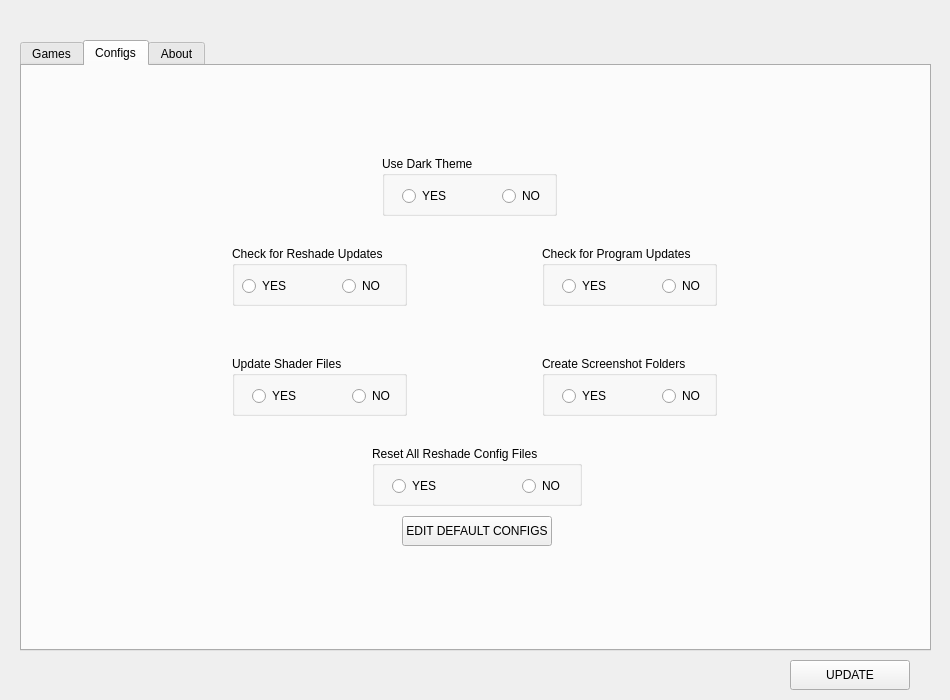
Qt form src/ui/main.ui (ddc/ReShadeUtils) before a commit.
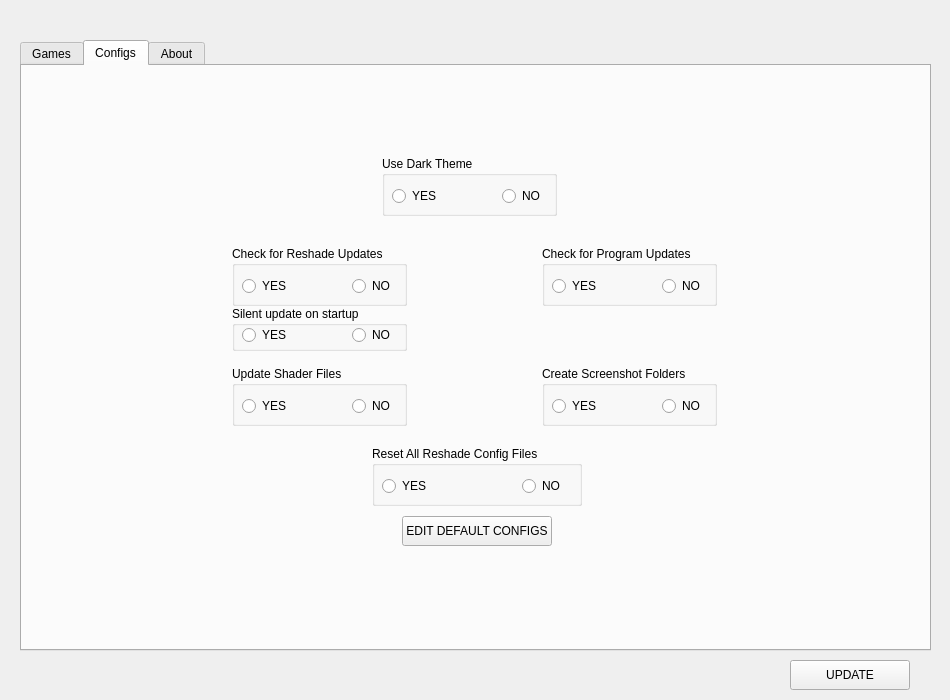
The same form after that commit. The open tabs and pages were chosen to show the change.

```diff
--- a/src/ui/main.ui
+++ b/src/ui/main.ui
@@ -402,7 +402,7 @@
      <property name="geometry">
       <rect>
        <x>210</x>
-       <y>290</y>
+       <y>300</y>
        <width>175</width>
        <height>60</height>
       </rect>
@@ -413,7 +413,7 @@
      <widget class="QRadioButton" name="yes_update_shaders_radioButton">
       <property name="geometry">
        <rect>
-        <x>20</x>
+        <x>10</x>
         <y>30</y>
         <width>50</width>
         <height>20</height>
@@ -452,7 +452,7 @@
      <widget class="QRadioButton" name="yes_check_program_updates_radioButton">
       <property name="geometry">
        <rect>
-        <x>20</x>
+        <x>10</x>
         <y>30</y>
         <width>50</width>
         <height>20</height>
@@ -491,7 +491,7 @@
      <widget class="QRadioButton" name="yes_dark_theme_radioButton">
       <property name="geometry">
        <rect>
-        <x>20</x>
+        <x>10</x>
         <y>30</y>
         <width>50</width>
         <height>20</height>
@@ -519,7 +519,7 @@
      <property name="geometry">
       <rect>
        <x>520</x>
-       <y>290</y>
+       <y>300</y>
        <width>175</width>
        <height>60</height>
       </rect>
@@ -530,7 +530,7 @@
      <widget class="QRadioButton" name="yes_screenshots_folder_radioButton">
       <property name="geometry">
        <rect>
-        <x>20</x>
+        <x>10</x>
         <y>30</y>
         <width>50</width>
         <height>20</height>
@@ -569,7 +569,7 @@
      <widget class="QRadioButton" name="yes_reset_reshade_radioButton">
       <property name="geometry">
        <rect>
-        <x>20</x>
+        <x>10</x>
         <y>30</y>
         <width>50</width>
         <height>20</height>
@@ -621,7 +621,7 @@
      <widget class="QRadioButton" name="no_check_reshade_updates_radioButton">
       <property name="geometry">
        <rect>
-        <x>110</x>
+        <x>120</x>
         <y>30</y>
         <width>50</width>
         <height>20</height>
@@ -666,6 +666,45 @@
       <string>EDIT DEFAULT CONFIGS</string>
      </property>
     </widget>
+    <widget class="QGroupBox" name="silent_reshade_updates_groupBox">
+     <property name="geometry">
+      <rect>
+       <x>210</x>
+       <y>240</y>
+       <width>175</width>
+       <height>45</height>
+      </rect>
+     </property>
+     <property name="title">
+      <string>Silent update on startup</string>
+     </property>
+     <widget class="QRadioButton" name="yes_silent_reshade_updates_radioButton">
+      <property name="geometry">
+       <rect>
+        <x>10</x>
+        <y>20</y>
+        <width>50</width>
+        <height>18</height>
+       </rect>
+      </property>
+      <property name="text">
+       <string>YES</string>
+      </property>
+     </widget>
+     <widget class="QRadioButton" name="no_silent_reshade_updates_radioButton">
+      <property name="geometry">
+       <rect>
+        <x>120</x>
+        <y>20</y>
+        <width>45</width>
+        <height>18</height>
+       </rect>
+      </property>
+      <property name="text">
+       <string>NO</string>
+      </property>
+     </widget>
+    </widget>
    </widget>
    <widget class="QWidget" name="about_tab">
     <attribute name="title">
```
